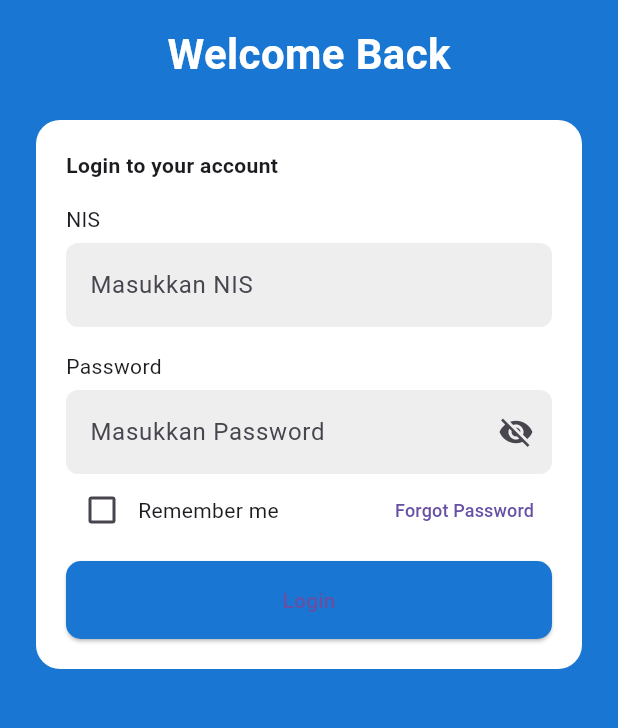
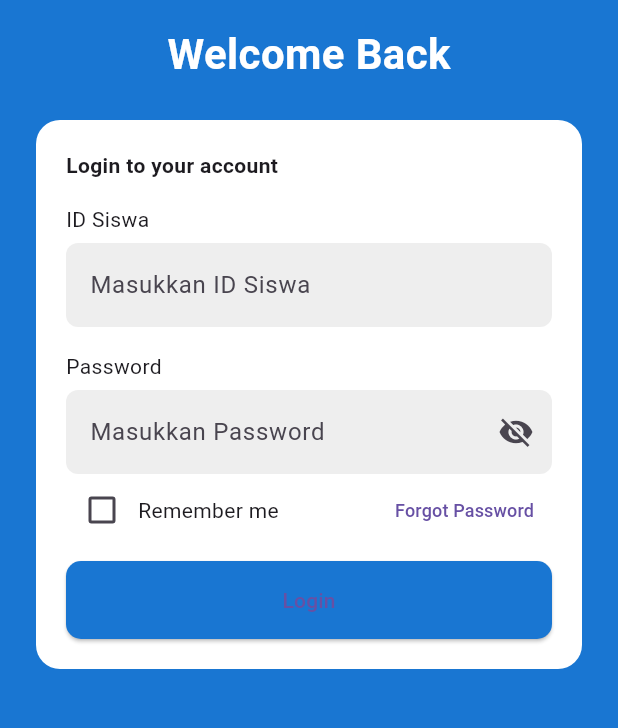
Before and after one commit to MrFatra/presensi_flutter, a Flutter app: the LoginPage screen opened directly, on a phone screen of 412 x 824 dp, the part 300-1028 px from its top. Run offline on Flutter 3.47's test engine with Material 3 defaults, Android fonts, the phone set to English and light mode, and no system bars; our stand-ins replace flutter_dotenv; network calls fail.

Commit message:
change from nis to student id

```diff
--- a/lib/models/login_request.dart
+++ b/lib/models/login_request.dart
@@ -1,11 +1,11 @@
 class LoginRequest {
-  final String nis;
+  final String id;
   final String password;
 
-  LoginRequest({required this.nis, required this.password});
+  LoginRequest({required this.id, required this.password});
 
   Map<String, dynamic> toJson() => {
-        'nis': nis,
+        'id': id,
         'password': password,
       };
 }
--- a/lib/services/auth/login.dart
+++ b/lib/services/auth/login.dart
@@ -3,7 +3,6 @@ import 'dart:convert';
 import 'package:http/http.dart' as http;
 import 'package:presensi_flutter_test/config/api_config.dart';
 import 'package:presensi_flutter_test/models/login_request.dart';
-import 'package:presensi_flutter_test/models/login_response_model.dart';
 
 Future<String> login(LoginRequest loginRequest) async {
   final url = Uri.parse('${ApiConfig.BASEAPIURL}/api/login');
--- a/lib/views/login_page.dart
+++ b/lib/views/login_page.dart
@@ -10,7 +10,7 @@ class LoginPage extends StatefulWidget {
 }
 
 class _LoginPageState extends State<LoginPage> {
-  final TextEditingController nisController = TextEditingController();
+  final TextEditingController idController = TextEditingController();
   final TextEditingController passwordController = TextEditingController();
   bool obscurePassword = true;
   bool rememberMe = false;
@@ -25,7 +25,7 @@ class _LoginPageState extends State<LoginPage> {
     });
 
     final loginRequest = LoginRequest(
-      nis: nisController.text.trim(),
+      id: idController.text.trim(),
       password: passwordController.text.trim(),
     );
 
@@ -71,12 +71,12 @@ class _LoginPageState extends State<LoginPage> {
                   const Text('Login to your account',
                       style: TextStyle(fontWeight: FontWeight.w600)),
                   const SizedBox(height: 16),
-                  const Text('NIS'),
+                  const Text('ID Siswa'),
                   const SizedBox(height: 6),
                   TextField(
-                    controller: nisController,
+                    controller: idController,
                     decoration: InputDecoration(
-                      hintText: 'Masukkan NIS',
+                      hintText: 'Masukkan ID Siswa',
                       fillColor: Colors.grey[200],
                       filled: true,
                       border: OutlineInputBorder(
```
